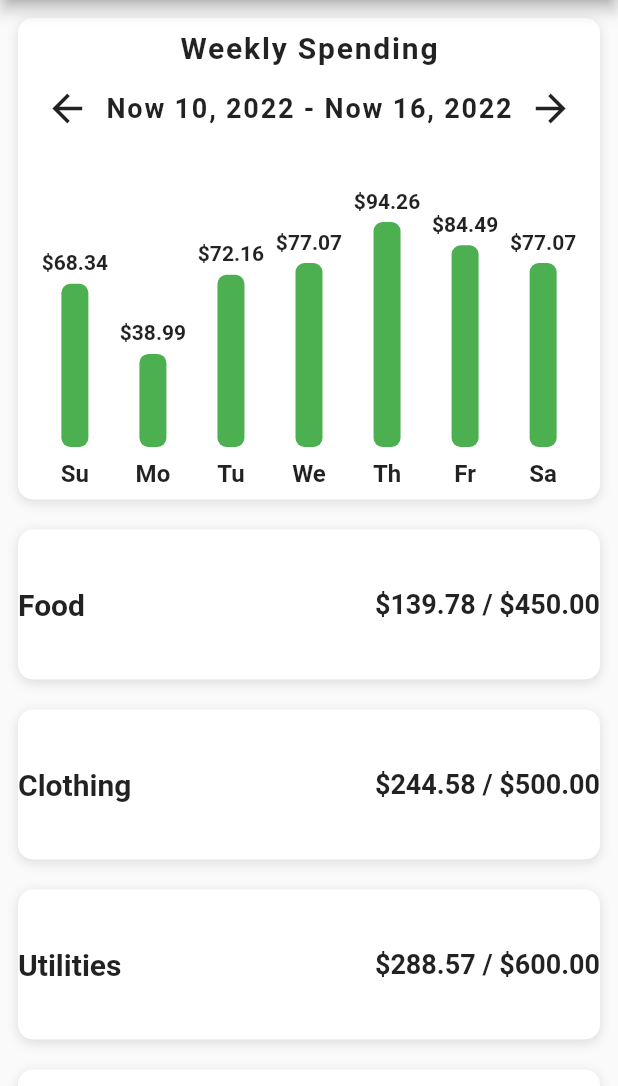
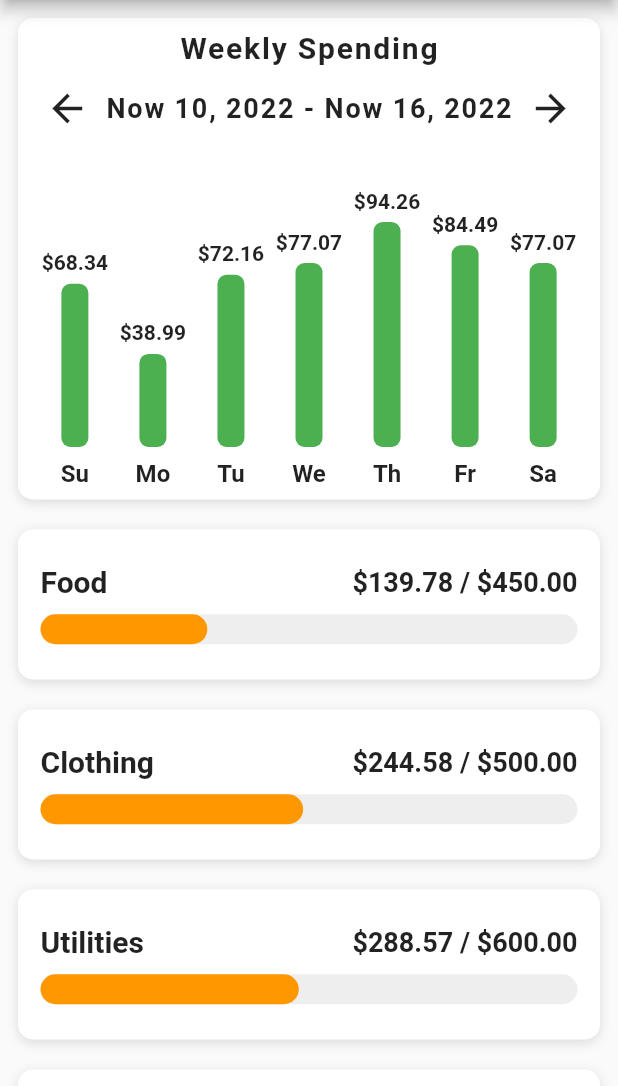
Before and after one commit to rhromets/ui_budget_app, a Flutter app: the screen it shows after launch, on a phone screen of 412 x 824 dp, the part 150-1236 px from its top. Run offline on Flutter 3.47's test engine with Material 2 defaults, Android fonts, the phone set to English and light mode, and no system bars.

Commit message:
Add money bar

```diff
--- /dev/null
+++ b/lib/helpers/color_helper.dart
@@ -0,0 +1,10 @@
+import 'package:flutter/material.dart';
+
+Color getColor(BuildContext context, double percent) {
+  if (percent >= 0.50) {
+    return Theme.of(context).colorScheme.primary;
+  } else if (percent <= 0.25) {
+    return Colors.red;
+  }
+  return Colors.orange;
+}
--- a/lib/screens/home_screen.dart
+++ b/lib/screens/home_screen.dart
@@ -1,4 +1,5 @@
 import 'package:budget_ui/data/data.dart';
+import 'package:budget_ui/helpers/color_helper.dart';
 import 'package:budget_ui/models/category_model.dart';
 import 'package:budget_ui/models/expense_model.dart';
 import 'package:flutter/material.dart';
@@ -16,6 +17,7 @@ class _HomeScreenState extends State<HomeScreen> {
   _buildCategory(Category category, double totalAmountSpent) {
     return Container(
       margin: const EdgeInsets.symmetric(horizontal: 12.0, vertical: 10.0),
+      padding: const EdgeInsets.all(15.0),
       height: 100.0,
       width: double.infinity,
       decoration: BoxDecoration(
@@ -50,6 +52,37 @@ class _HomeScreenState extends State<HomeScreen> {
                 ),
               ),
             ],
+          ),
+          const SizedBox(height: 10.0),
+          LayoutBuilder(
+            builder: (BuildContext context, BoxConstraints constraints) {
+              final double maxBarWidth = constraints.maxWidth;
+              final double percent = (category.maxAmount! - totalAmountSpent) / category.maxAmount!;
+              double barWidth = percent * maxBarWidth;
+
+              if (barWidth < 0) {
+                barWidth = 0;
+              }
+              return Stack(
+                children: [
+                  Container(
+                    height: 20.0,
+                    decoration: BoxDecoration(
+                      color: Colors.grey[200],
+                      borderRadius: BorderRadius.circular(15.0),
+                    ),
+                  ),
+                  Container(
+                    height: 20.0,
+                    width: barWidth,
+                    decoration: BoxDecoration(
+                      color: getColor(context, percent),
+                      borderRadius: BorderRadius.circular(15.0),
+                    ),
+                  ),
+                ],
+              );
+            },
           ),
         ],
       ),
```
